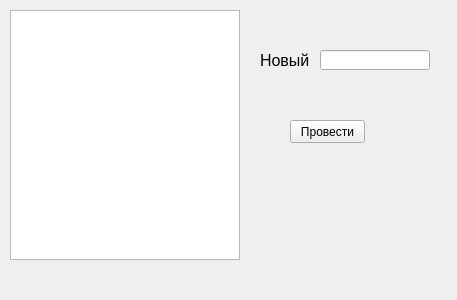
Before: the Qt Designer form MI_Client/aform3.ui in Arankir/Labs, drawn with Qt 5.
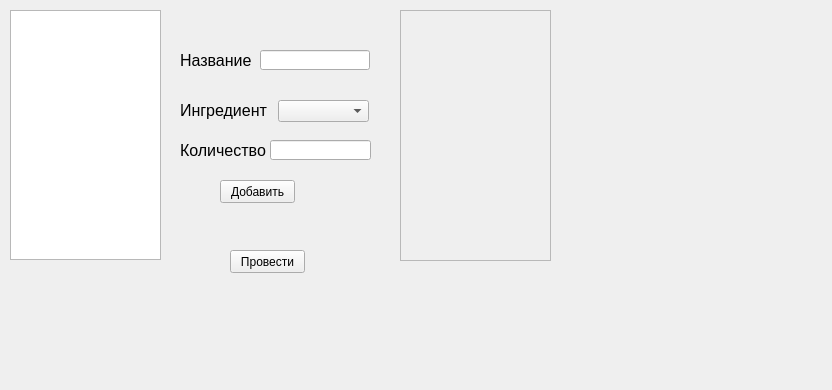
After: the same form once the commit is applied.

```diff
--- a/MI_Client/aform3.ui
+++ b/MI_Client/aform3.ui
@@ -6,8 +6,8 @@
    <rect>
     <x>0</x>
     <y>0</y>
-    <width>457</width>
-    <height>300</height>
+    <width>832</width>
+    <height>390</height>
    </rect>
   </property>
   <property name="windowTitle">
@@ -16,8 +16,8 @@
   <widget class="QPushButton" name="Apply">
    <property name="geometry">
     <rect>
-     <x>290</x>
-     <y>120</y>
+     <x>230</x>
+     <y>250</y>
      <width>75</width>
      <height>23</height>
     </rect>
@@ -29,7 +29,7 @@
   <widget class="QLineEdit" name="DishEdit">
    <property name="geometry">
     <rect>
-     <x>320</x>
+     <x>260</x>
      <y>50</y>
      <width>110</width>
      <height>20</height>
@@ -39,9 +39,9 @@
   <widget class="QLabel" name="label">
    <property name="geometry">
     <rect>
-     <x>260</x>
+     <x>180</x>
      <y>50</y>
-     <width>60</width>
+     <width>71</width>
      <height>20</height>
     </rect>
    </property>
@@ -51,7 +51,7 @@
     </font>
    </property>
    <property name="text">
-    <string>Новый</string>
+    <string>Название</string>
    </property>
   </widget>
   <widget class="QTableView" name="dishs">
@@ -59,11 +59,103 @@
     <rect>
      <x>10</x>
      <y>10</y>
-     <width>230</width>
+     <width>151</width>
      <height>250</height>
     </rect>
    </property>
   </widget>
+  <widget class="QComboBox" name="IngrBox">
+   <property name="geometry">
+    <rect>
+     <x>278</x>
+     <y>100</y>
+     <width>91</width>
+     <height>22</height>
+    </rect>
+   </property>
+  </widget>
+  <widget class="QLineEdit" name="CountEdit">
+   <property name="geometry">
+    <rect>
+     <x>270</x>
+     <y>140</y>
+     <width>101</width>
+     <height>20</height>
+    </rect>
+   </property>
+  </widget>
+  <widget class="QLabel" name="label_2">
+   <property name="geometry">
+    <rect>
+     <x>180</x>
+     <y>100</y>
+     <width>91</width>
+     <height>20</height>
+    </rect>
+   </property>
+   <property name="font">
+    <font>
+     <pointsize>12</pointsize>
+    </font>
+   </property>
+   <property name="text">
+    <string>Ингредиент</string>
+   </property>
+  </widget>
+  <widget class="QLabel" name="label_3">
+   <property name="geometry">
+    <rect>
+     <x>180</x>
+     <y>140</y>
+     <width>91</width>
+     <height>20</height>
+    </rect>
+   </property>
+   <property name="font">
+    <font>
+     <pointsize>12</pointsize>
+    </font>
+   </property>
+   <property name="text">
+    <string>Количество</string>
+   </property>
+  </widget>
+  <widget class="QScrollArea" name="Ingredients">
+   <property name="geometry">
+    <rect>
+     <x>400</x>
+     <y>10</y>
+     <width>151</width>
+     <height>251</height>
+    </rect>
+   </property>
+   <property name="widgetResizable">
+    <bool>true</bool>
+   </property>
+   <widget class="QWidget" name="scrollAreaWidgetContents">
+    <property name="geometry">
+     <rect>
+      <x>0</x>
+      <y>0</y>
+      <width>149</width>
+      <height>249</height>
+     </rect>
+    </property>
+   </widget>
+  </widget>
+  <widget class="QPushButton" name="Add">
+   <property name="geometry">
+    <rect>
+     <x>220</x>
+     <y>180</y>
+     <width>75</width>
+     <height>23</height>
+    </rect>
+   </property>
+   <property name="text">
+    <string>Добавить</string>
+   </property>
+  </widget>
  </widget>
  <resources/>
  <connections/>
```
